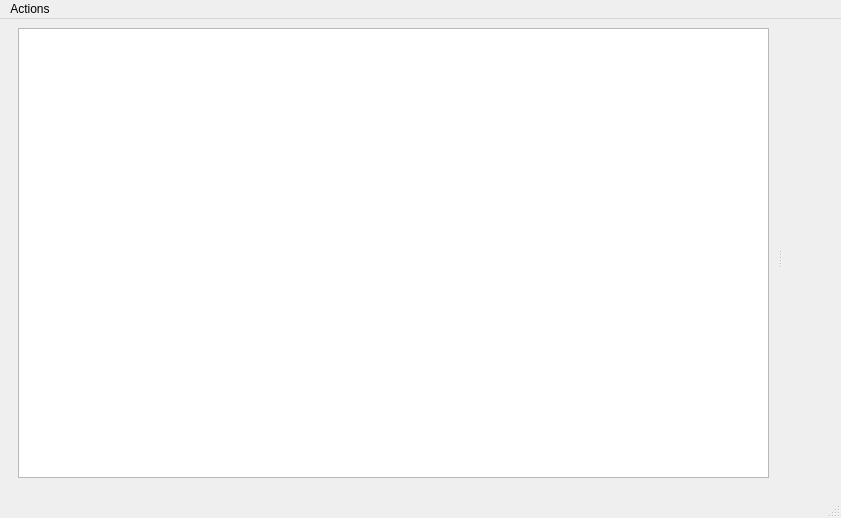
The window that src/VeraGrid/Gui/SigmaAnalysis/sigma_analysis_gui.ui (SanPen/VeraGrid) describes before a commit, drawn with Qt 5.
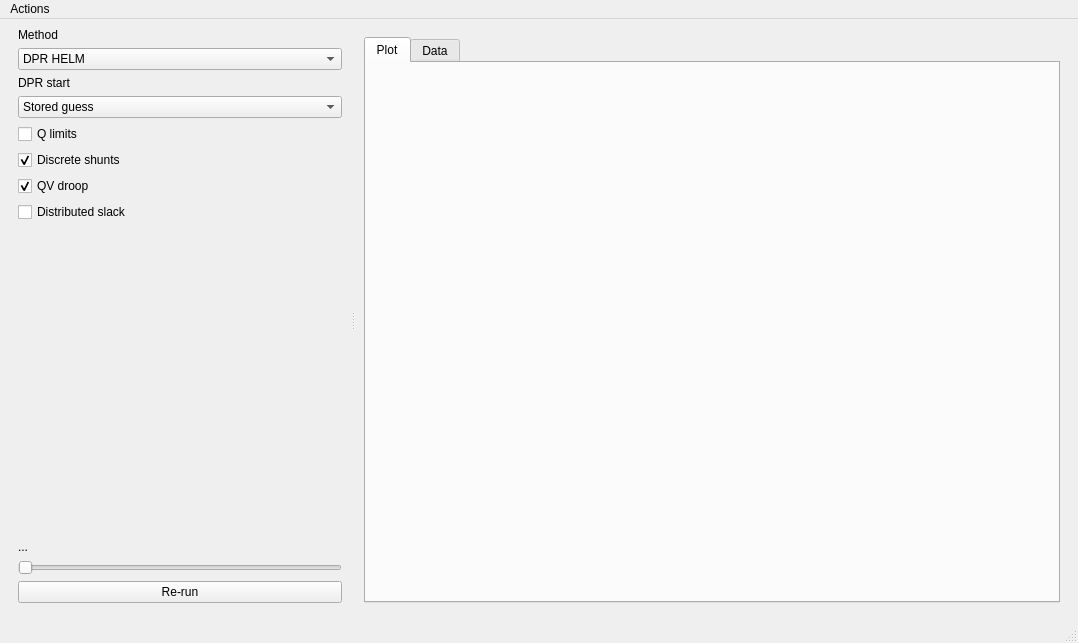
The same window after the commit. Icons and pictures are not drawn. Custom widgets are drawn as their Qt base class.

```diff
--- a/src/VeraGrid/Gui/SigmaAnalysis/sigma_analysis_gui.ui
+++ b/src/VeraGrid/Gui/SigmaAnalysis/sigma_analysis_gui.ui
@@ -6,8 +6,8 @@
    <rect>
     <x>0</x>
     <y>0</y>
-    <width>841</width>
-    <height>518</height>
+    <width>1078</width>
+    <height>643</height>
    </rect>
   </property>
   <property name="windowTitle">
@@ -36,7 +36,118 @@
          <number>0</number>
         </property>
         <item>
-         <widget class="QTableView" name="tableView"/>
+         <widget class="QLabel" name="sigmaMethodLabel">
+          <property name="text">
+           <string>Method</string>
+          </property>
+         </widget>
+        </item>
+        <item>
+         <widget class="QComboBox" name="sigmaMethodComboBox">
+          <item>
+           <property name="text">
+            <string>DPR HELM</string>
+           </property>
+          </item>
+          <item>
+           <property name="text">
+            <string>Classical HELM</string>
+           </property>
+          </item>
+         </widget>
+        </item>
+        <item>
+         <widget class="QLabel" name="sigmaStartingPointLabel">
+          <property name="text">
+           <string>DPR start</string>
+          </property>
+         </widget>
+        </item>
+        <item>
+         <widget class="QComboBox" name="sigmaStartingPointComboBox">
+          <item>
+           <property name="text">
+            <string>Stored guess</string>
+           </property>
+          </item>
+          <item>
+           <property name="text">
+            <string>Classical no-load</string>
+           </property>
+          </item>
+         </widget>
+        </item>
+        <item>
+         <widget class="QCheckBox" name="sigmaControlQCheckBox">
+          <property name="text">
+           <string>Q limits</string>
+          </property>
+         </widget>
+        </item>
+        <item>
+         <widget class="QCheckBox" name="sigmaDiscreteShuntsCheckBox">
+          <property name="text">
+           <string>Discrete shunts</string>
+          </property>
+          <property name="checked">
+           <bool>true</bool>
+          </property>
+         </widget>
+        </item>
+        <item>
+         <widget class="QCheckBox" name="sigmaQvDroopCheckBox">
+          <property name="text">
+           <string>QV droop</string>
+          </property>
+          <property name="checked">
+           <bool>true</bool>
+          </property>
+         </widget>
+        </item>
+        <item>
+         <widget class="QCheckBox" name="sigmaDistributedSlackCheckBox">
+          <property name="text">
+           <string>Distributed slack</string>
+          </property>
+         </widget>
+        </item>
+        <item>
+         <spacer name="verticalSpacer">
+          <property name="orientation">
+           <enum>Qt::Orientation::Vertical</enum>
+          </property>
+          <property name="sizeHint" stdset="0">
+           <size>
+            <width>20</width>
+            <height>40</height>
+           </size>
+          </property>
+         </spacer>
+        </item>
+        <item>
+         <widget class="QLabel" name="timeLabel">
+          <property name="text">
+           <string>...</string>
+          </property>
+         </widget>
+        </item>
+        <item>
+         <widget class="QSlider" name="timeSlider">
+          <property name="orientation">
+           <enum>Qt::Orientation::Horizontal</enum>
+          </property>
+         </widget>
+        </item>
+        <item>
+         <widget class="QPushButton" name="sigmaRerunButton">
+          <property name="text">
+           <string>Re-run</string>
+          </property>
+          <property name="icon">
+           <iconset resource="../Icons/icons.qrc">
+            <normaloff>:/Icons/icons/sigma.png</normaloff>:/Icons/icons/sigma.png</iconset>
+          </property>
+         </widget>
         </item>
        </layout>
       </widget>
@@ -49,7 +160,31 @@
        </property>
        <layout class="QHBoxLayout" name="horizontalLayout">
         <item>
-         <widget class="MatplotlibWidget" name="plotwidget" native="true"/>
+         <widget class="QTabWidget" name="tabWidget">
+          <property name="currentIndex">
+           <number>0</number>
+          </property>
+          <widget class="QWidget" name="tab">
+           <attribute name="title">
+            <string>Plot</string>
+           </attribute>
+           <layout class="QVBoxLayout" name="verticalLayout_2">
+            <item>
+             <widget class="MatplotlibWidget" name="plotwidget" native="true"/>
+            </item>
+           </layout>
+          </widget>
+          <widget class="QWidget" name="tab_2">
+           <attribute name="title">
+            <string>Data</string>
+           </attribute>
+           <layout class="QVBoxLayout" name="verticalLayout_3">
+            <item>
+             <widget class="QTableView" name="tableView"/>
+            </item>
+           </layout>
+          </widget>
+         </widget>
         </item>
        </layout>
       </widget>
@@ -62,8 +197,8 @@
     <rect>
      <x>0</x>
      <y>0</y>
-     <width>841</width>
-     <height>22</height>
+     <width>1078</width>
+     <height>23</height>
     </rect>
    </property>
    <widget class="QMenu" name="menuActions">
```
Left out of the diff: 20 changed lines with no effect on the pictures.
